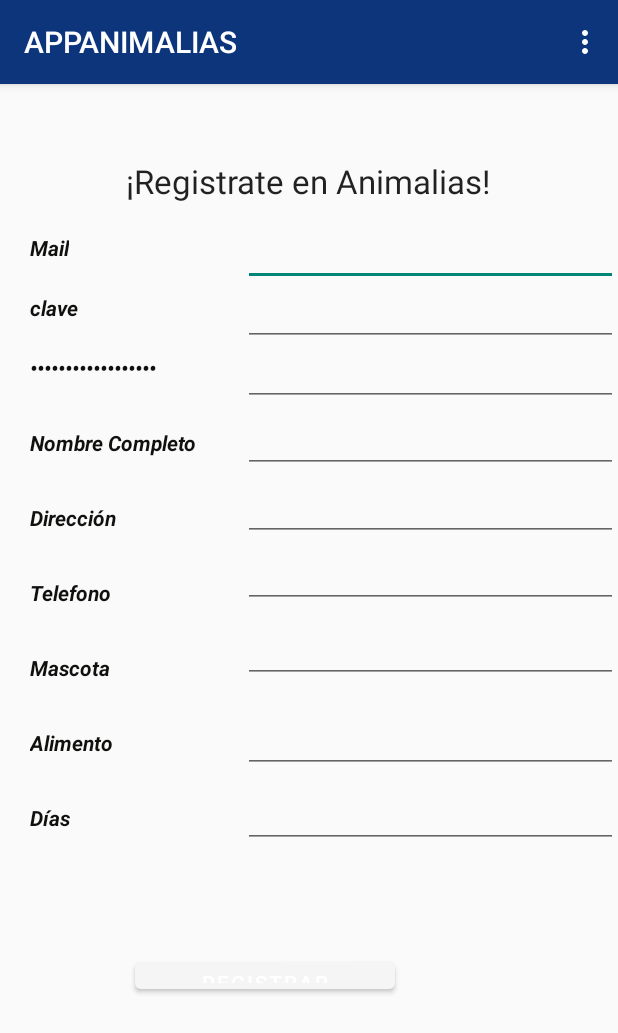
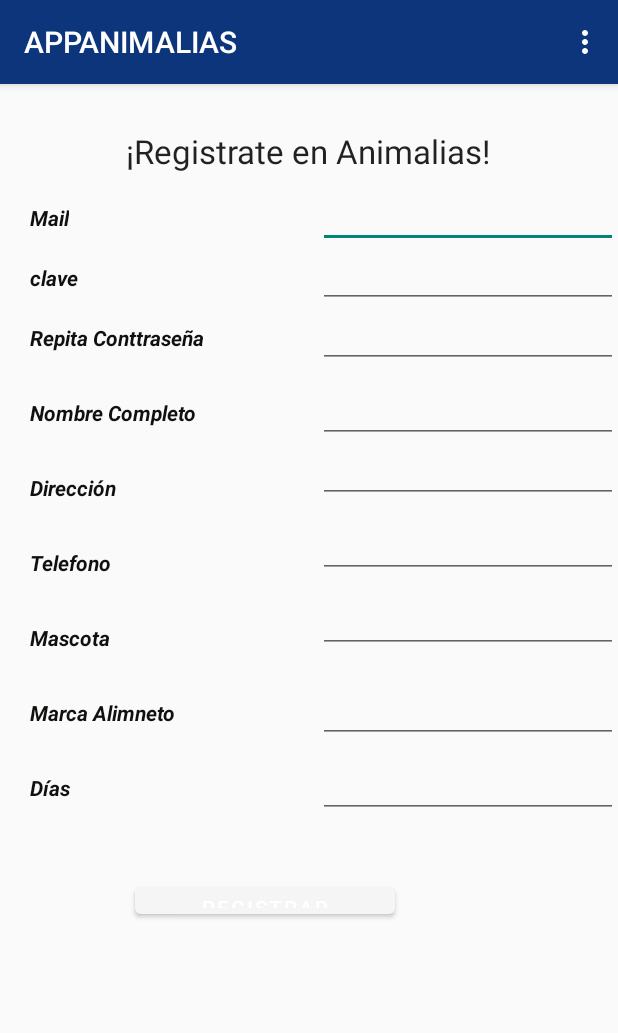
Before and after one commit to MariaFontana/CellPhoneApp, an Android app: the MainActivity screen opened directly, with no data from a screen before it, on a phone screen of 412 x 824 dp. Shown: the top 1033 px of the screen. Run offline under Robolectric (Android 15) with nearby library versions, the phone set to English and light mode, and no system bars; our stand-ins replace Room's generated code; plain views replace MaskEditText.

Commit message:
Primer subida

```diff
--- a/app/src/main/res/layout/activity_main.xml
+++ b/app/src/main/res/layout/activity_main.xml
@@ -17,14 +17,12 @@
         android:id="@+id/toolbar"
         layout="@layout/toolbar"
          />
-
     <TextView
-
         android:id="@+id/textViewRegistro"
         android:layout_width="wrap_content"
         android:layout_height="wrap_content"
         android:layout_gravity="center"
-        android:layout_marginTop="50dp"
+        android:layout_marginTop="30dp"
         android:text="¡Registrate en Animalias!"
         android:textAppearance="?android:attr/textAppearanceLarge"></TextView>
 
@@ -42,7 +40,7 @@
             android:text="@string/mail" />
         <EditText
             android:id="@+id/mail"
-            android:layout_width="250dp"
+            style="@style/TextEditRegitre"
             android:layout_height="wrap_content"
             android:paddingTop="20dp"
             android:layout_alignParentRight="true"
@@ -58,7 +56,7 @@
 
         <EditText
         android:id="@+id/contraseña"
-        android:layout_width="250dp"
+            style="@style/TextEditRegitre"
         android:layout_height="wrap_content"
         android:layout_marginTop="50dp"
             android:inputType="textPassword"
@@ -71,16 +69,16 @@
             android:layout_width="wrap_content"
             android:layout_height="wrap_content"
             android:text="@string/RepitPassword"
-            android:inputType="textPassword"
+            android:inputType="text"
             android:layout_marginTop="100dp"/>
 
         <EditText
             android:id="@+id/RepetPassword"
-            android:layout_width="250dp"
+            style="@style/TextEditRegitre"
             android:layout_height="wrap_content"
             android:layout_marginTop="90dp"
-            android:inputType="text"
             android:singleLine="true"
+            android:inputType="textPassword"
             android:layout_alignParentRight="true"/>
 
         <TextView
@@ -94,8 +92,8 @@
 
         <EditText
             android:id="@+id/name"
-            style="@style/TitleMainActivity"
-            android:layout_width="250dp"
+            style="@style/TextEditRegitre"
+
             android:layout_height="wrap_content"
             android:layout_alignParentRight="true"
             android:layout_marginTop="140dp"
@@ -114,7 +112,8 @@
 
         <EditText
             android:id="@+id/direccion"
-            android:layout_width="250dp"
+            style="@style/TextEditRegitre"
+
             android:layout_alignParentRight="true"
             android:layout_height="wrap_content"
             android:layout_marginTop="180dp"
@@ -130,11 +129,10 @@
 
         <com.santalu.maskedittext.MaskEditText
             android:id="@+id/phone"
-            style="@style/TextEdiRegitre"
             android:layout_height="wrap_content"
             android:inputType="phone"
             android:layout_marginTop="230dp"
-            android:layout_width="250dp"
+            style="@style/TextEditRegitre"
             app:met_mask="+54 (###)### ## ##" />
 
         <TextView
@@ -148,9 +146,8 @@
         <EditText
             android:id="@+id/mascota"
             android:layout_height="wrap_content"
-            style="@style/TextEdiRegitre"
             android:layout_marginTop="280dp"
-            android:layout_width="250dp"
+            style="@style/TextEditRegitre"
             android:inputType="text" />
 
         <TextView
@@ -164,9 +161,8 @@
         <EditText
             android:id="@+id/alimento"
             android:layout_height="wrap_content"
-            style="@style/TextEdiRegitre"
             android:layout_marginTop="340dp"
-            android:layout_width="250dp"
+            style="@style/TextEditRegitre"
             android:inputType="text" />
 
         <TextView
@@ -180,18 +176,16 @@
         <EditText
             android:id="@+id/dia"
             android:layout_height="wrap_content"
-            style="@style/TextEdiRegitre"
+
             android:layout_marginTop="390dp"
-            android:layout_width="250dp"
+            style="@style/TextEditRegitre"
             android:inputType="text" />
-
-
 
     <com.google.android.material.button.MaterialButton
         android:id="@+id/regitrar"
         android:layout_width="173dp"
         android:layout_height="30dp"
-        android:layout_marginTop="500dp"
+        android:layout_marginTop="470dp"
         android:layout_marginLeft="90dp"
         app:iconTint="@color/colorPrimaryDark"
         android:gravity="center"
@@ -200,8 +194,6 @@
 
     </com.google.android.material.button.MaterialButton>
 
-
-
     </RelativeLayout>
 
 </LinearLayout>
--- a/app/src/main/res/values/strings.xml
+++ b/app/src/main/res/values/strings.xml
@@ -2,7 +2,7 @@
     <string name="app_name">Animalias</string>
     <string name="text_Main">Hellow Animalias</string>
     <string name="LoginStatus">loginStatus</string>
-    <string name="alimento">Alimento</string>
+    <string name="alimento">Marca Alimneto</string>
     <string name="direccion">Dirección</string>
     <string name="nombre">Nombre Completo</string>
     <string name="mascota">Mascota</string>
@@ -17,6 +17,7 @@
     <string name="userName">Usuario</string>
     <string name="password">clave</string>
     <string name="RepitPassword">Repita Conttraseña</string>
+    <string name="emailIsInvalid">El Mail no es válido</string>
     <string name="login">Inicio</string>
     <string name="contraseña">contraseña</string>
     <string name="registrar">Registrar</string>
@@ -24,4 +25,7 @@
     <string name="errorDia">día es un valor numerico</string>
     <string name="requeridField"> Los Campos Nombre,phone,direccion,mail,alimento y días son requeridos</string>
     <string name="passwordEqual"> Las password no cinciden</string>
+    <string name="messageWhatsApp">Podrias contactarte conmigo para acordar horariio y día en la entrega del alimento.Muchas Gracias!!!</string>
+    <string name="phoneNumber">542615568504</string>
+
 </resources>
--- a/app/src/main/res/values/styles.xml
+++ b/app/src/main/res/values/styles.xml
@@ -32,8 +32,12 @@
 
     <style name="TextEdiRegitre" parent="TextAppearance.AppCompat">
         <item name=  "android:layout_alignParentRight">true</item>
+    </style>
+    <style name="TextEditRegitre" parent="TextAppearance.AppCompat">
+        <item name=  "android:layout_alignParentRight">true</item>
+        <item name=  "android:layout_width">200dp</item>
+    </style>
 
-    </style>
 
     <style name="Widget.MaterialComponents.Button" parent="Widget.AppCompat.Button">
         <item name="android:textAppearance">?attr/textAppearanceButton</item>
```
Also changed, not shown: app/src/main/java/com/example/acer/mynewponeapp/Activity/MainActivity.java (+20 -24 lines), app/src/main/java/com/example/acer/mynewponeapp/Bussines/NotificationReceiver.java (+11 -7 lines), app/src/main/java/com/example/acer/mynewponeapp/Bussines/NotificationWork.java (deleted, +0 -154 lines), app/src/main/java/com/example/acer/mynewponeapp/DataBase/backGround.java (+6 -8 lines), app/src/main/java/com/example/acer/mynewponeapp/RoomPersistence/Dao/Entidades/Usuario.java (+6 -4 lines).
